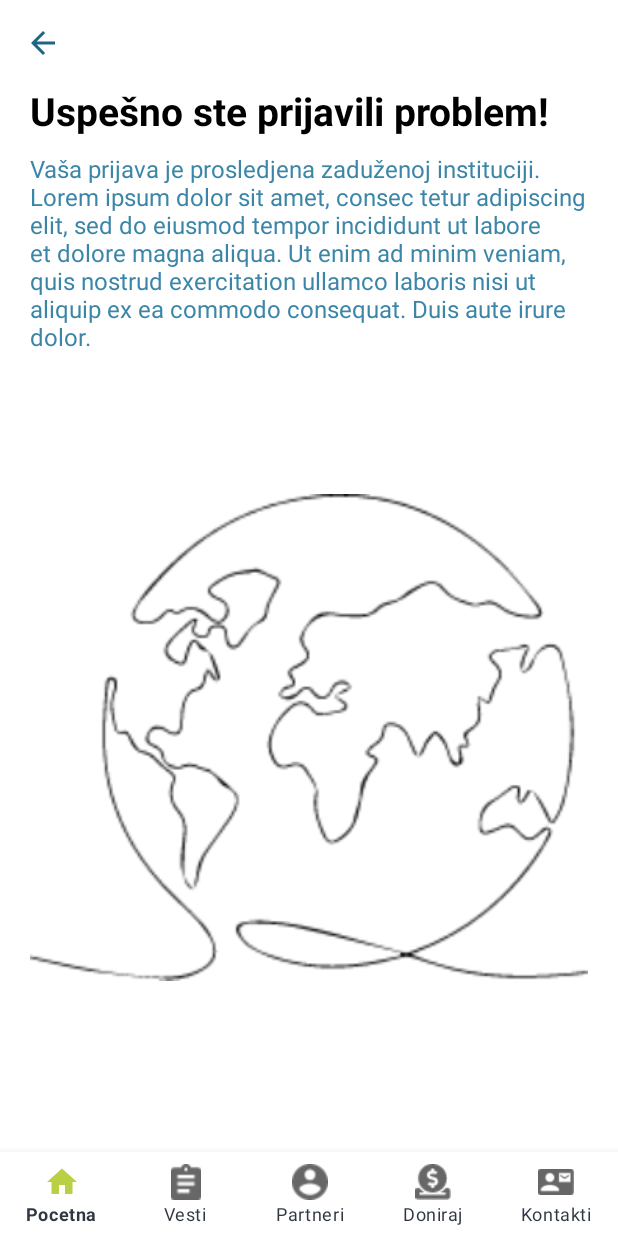
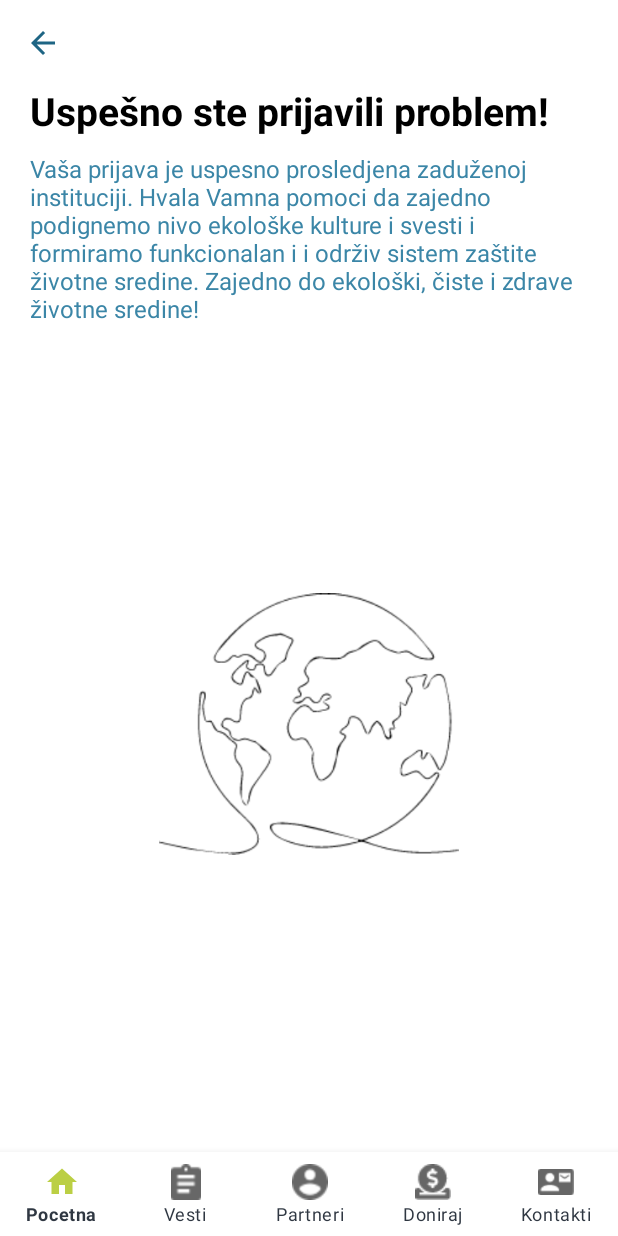
Before and after one commit to vegaitsourcing/prva-zelena-hitna-pomoc-android-app, an Android app: the SuccessfullyReportedFragment screen opened through its navigation route, on a phone screen of 412 x 824 dp. Run offline under Robolectric (Android 15) with nearby library versions, the phone set to English and light mode, and no system bars; our stand-ins replace Dagger/Hilt's generated code, Firebase (no records; nobody signed in at launch, a user with empty details on screens opened directly), navigation-ui; pictures from the network do not load.

Commit message:
work on ui fixes

```diff
--- a/app/src/main/java/com/example/hakaton/ui/home/reportproblem/categories/SelectCategoryFragment.kt
+++ b/app/src/main/java/com/example/hakaton/ui/home/reportproblem/categories/SelectCategoryFragment.kt
@@ -70,7 +70,10 @@ class SelectCategoryFragment : Fragment() {
         categoryAdapter.setOnItemClickListener { category ->
             viewModel.apply {
                 problem.category = category.name
-                view?.findNavController()?.navigate(SelectCategoryFragmentDirections.actionSelectCategoryFragmentToReportProblemFragment(problem))
+                view?.findNavController()?.apply {
+                    previousBackStackEntry?.savedStateHandle?.set("problem", problem)
+                    popBackStack()
+                }
             }
         }
     }
--- a/app/src/main/java/com/example/hakaton/ui/home/reportproblem/successfullyreported/SuccessfullyReportedFragment.kt
+++ b/app/src/main/java/com/example/hakaton/ui/home/reportproblem/successfullyreported/SuccessfullyReportedFragment.kt
@@ -4,8 +4,11 @@ import android.os.Bundle
 import android.view.LayoutInflater
 import android.view.View
 import android.view.ViewGroup
+import androidx.activity.OnBackPressedCallback
 import androidx.fragment.app.Fragment
 import androidx.navigation.fragment.findNavController
+import com.example.common.models.home.reportproblem.Problem
+import com.example.hakaton.R
 import com.example.hakaton.databinding.FragmentSuccessfullyReportedBinding
 
 class SuccessfullyReportedFragment : Fragment() {
@@ -25,12 +28,22 @@ class SuccessfullyReportedFragment : Fragment() {
         super.onViewCreated(view, savedInstanceState)
 
         setUpListeners()
+        handleOnBackPressed()
+    }
+
+    private fun handleOnBackPressed() {
+        val onBackPressedCallback = object : OnBackPressedCallback(true) {
+            override fun handleOnBackPressed() {
+                findNavController().popBackStack(R.id.navigation_home, true)
+            }
+        }
+        requireActivity().onBackPressedDispatcher.addCallback(onBackPressedCallback)
     }
 
     private fun setUpListeners() {
         binding.apply {
             toolbar.toolbar.setNavigationOnClickListener {
-                findNavController().popBackStack()
+                findNavController().popBackStack(R.id.navigation_home, true)
             }
         }
     }
--- a/app/src/main/res/layout/fragment_report_problem.xml
+++ b/app/src/main/res/layout/fragment_report_problem.xml
@@ -223,10 +223,13 @@
 
         <androidx.recyclerview.widget.RecyclerView
             android:id="@+id/recycler_media_files"
-            android:layout_width="match_parent"
+            android:layout_width="wrap_content"
             android:layout_height="wrap_content"
             android:layout_marginBottom="10sp"
+            android:layout_marginTop="10sp"
+            android:padding="12dp"
             android:visibility="gone"
+            android:background="@drawable/bordered_textfield"
             app:layout_constraintBottom_toTopOf="@id/btn_report_problem"
             app:layout_constraintEnd_toEndOf="parent"
             app:layout_constraintStart_toStartOf="parent"
--- a/app/src/main/res/layout/fragment_successfully_reported.xml
+++ b/app/src/main/res/layout/fragment_successfully_reported.xml
@@ -52,8 +52,8 @@
 
     <ImageView
         android:id="@+id/image_successfully_reported"
-        android:layout_width="match_parent"
-        android:layout_height="0dp"
+        android:layout_width="200dp"
+        android:layout_height="200dp"
         app:layout_constraintTop_toBottomOf="@id/text_successfully_reported_description"
         app:layout_constraintBottom_toBottomOf="parent"
         app:layout_constraintStart_toStartOf="parent"
--- a/app/src/main/res/layout/item_media_file.xml
+++ b/app/src/main/res/layout/item_media_file.xml
@@ -9,6 +9,7 @@
         android:id="@+id/image_media_file"
         android:layout_width="35sp"
         android:layout_height="35sp"
+        android:layout_margin="10dp"
         app:layout_constraintStart_toStartOf="parent"
         app:layout_constraintEnd_toEndOf="parent"
         app:layout_constraintTop_toTopOf="parent"
--- a/app/src/main/res/navigation/mobile_navigation.xml
+++ b/app/src/main/res/navigation/mobile_navigation.xml
@@ -59,6 +59,8 @@
             app:destination="@id/successfullyReportedFragment" />
         <action
             android:id="@+id/action_reportProblemFragment_to_selectCategoryFragment"
+            app:popUpTo="@navigation/mobile_navigation"
+            app:popUpToInclusive="true"
             app:destination="@id/selectCategoryFragment" />
         <argument
             android:name="problem"
@@ -88,6 +90,8 @@
         tools:layout="@layout/fragment_select_category" >
         <action
             android:id="@+id/action_selectCategoryFragment_to_reportProblemFragment"
+            app:popUpTo="@navigation/mobile_navigation"
+            app:popUpToInclusive="true"
             app:destination="@id/reportProblemFragment" />
         <argument
             android:name="problem"
--- a/app/src/main/res/values/strings.xml
+++ b/app/src/main/res/values/strings.xml
@@ -26,7 +26,8 @@
     <string name="text_report_problem">Prijavi problem</string>
     <string name="text_report_private">Želim da prijavim anonimno</string>
     <string name="text_successfully_reported_title">Uspešno ste prijavili problem!</string>
-    <string name="text_successfully_reported_description">Vaša prijava je prosledjena zaduženoj instituciji. Lorem ipsum dolor sit amet, consec tetur adipiscing elit, sed do eiusmod tempor incididunt ut labore et dolore magna aliqua. Ut enim ad minim veniam, quis nostrud exercitation ullamco laboris nisi ut aliquip ex ea commodo consequat. Duis aute irure dolor.</string>
+    <string name="text_successfully_reported_description">Vaša prijava je uspesno prosledjena zaduženoj instituciji. Hvala Vamna pomoci da zajedno podignemo nivo ekološke kulture i svesti i  formiramo funkcionalan i i održiv sistem zaštite životne sredine. Zajedno do ekološki, čiste i zdrave životne sredine!
+    </string>
     <string name="et_hint_name">Ime i Prezime</string>a
     <string name="et_hint_location">Lokacija problema koji prijavljujete</string>
     <string name="et_hint_category">Kategorija</string>
```
Also changed, not shown: app/src/main/java/com/example/hakaton/ui/home/reportproblem/ReportProblemFragment.kt (+8 -7 lines).
